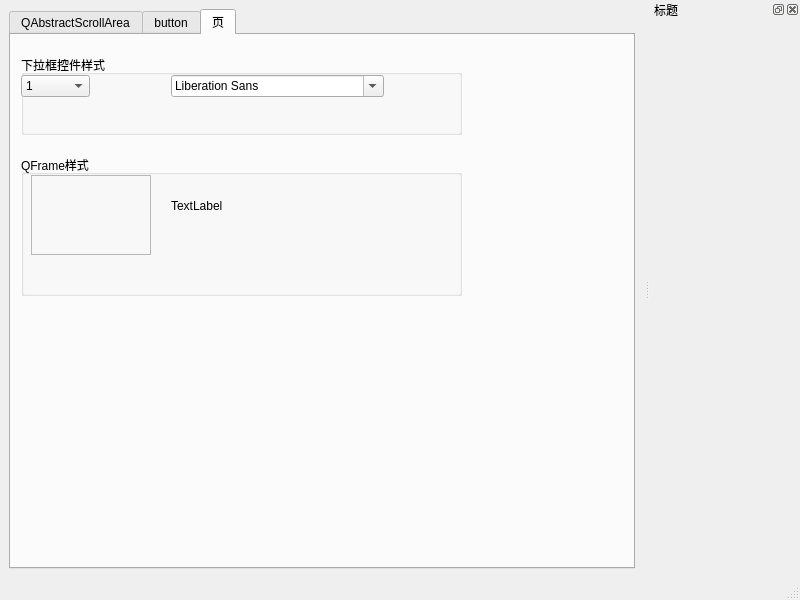
This is QStyleDemo/QssDemo/mainwindow.ui in mahuifa/QMDemo as Qt 5 draws it before an edit. The edited form follows.
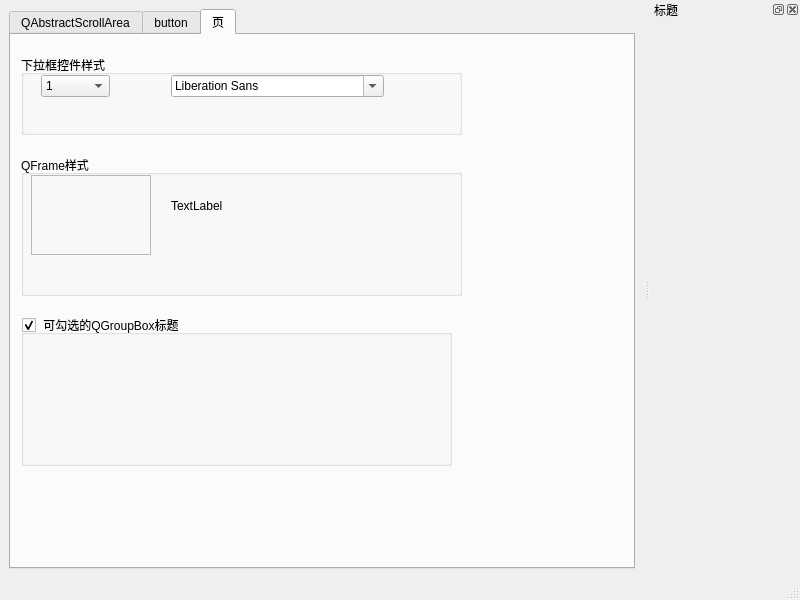
This is the edited form.

Commit message:
新功能：实现QssDemo功能
    1、实现QGroupBox样式；

```diff
--- a/QStyleDemo/QssDemo/mainwindow.ui
+++ b/QStyleDemo/QssDemo/mainwindow.ui
@@ -582,7 +582,7 @@
         <widget class="QComboBox" name="comboBox">
          <property name="geometry">
           <rect>
-           <x>0</x>
+           <x>20</x>
            <y>20</y>
            <width>69</width>
            <height>22</height>
@@ -674,6 +674,22 @@
          </property>
         </widget>
        </widget>
+       <widget class="QGroupBox" name="groupBox_7">
+        <property name="geometry">
+         <rect>
+          <x>10</x>
+          <y>280</y>
+          <width>431</width>
+          <height>151</height>
+         </rect>
+        </property>
+        <property name="title">
+         <string> 可勾选的QGroupBox标题</string>
+        </property>
+        <property name="checkable">
+         <bool>true</bool>
+        </property>
+       </widget>
       </widget>
      </widget>
     </item>
```
The commit also changes 2 other files.
